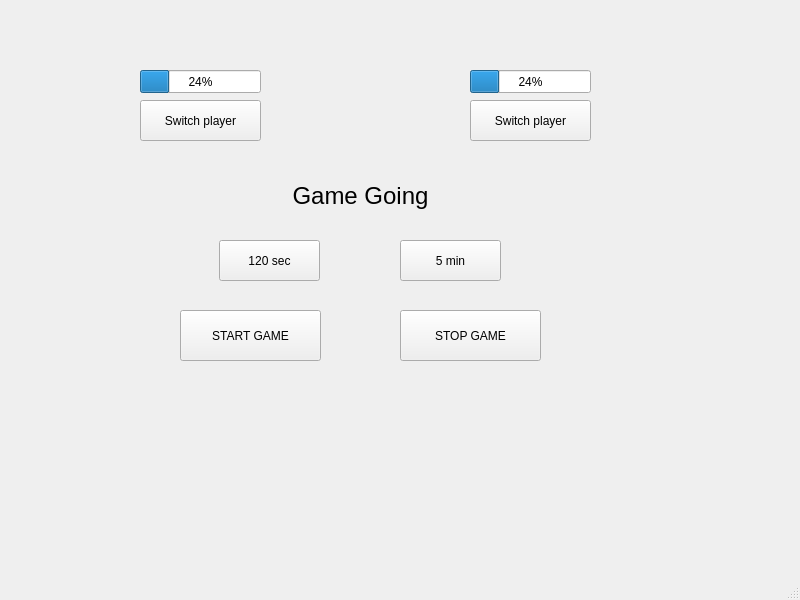
The window that kotitehtava7/mainwindow.ui (ArttuIivari/olio-ohjelmointi) describes before a commit, drawn with Qt 5.
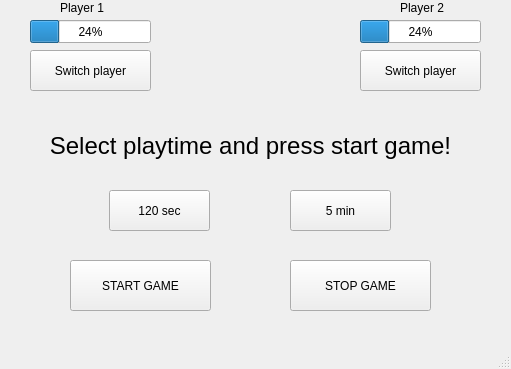
The same window after the commit.

Commit message: Kotitehtävä 7 valmis

```diff
--- a/kotitehtava7/mainwindow.ui
+++ b/kotitehtava7/mainwindow.ui
@@ -6,8 +6,8 @@
    <rect>
     <x>0</x>
     <y>0</y>
-    <width>800</width>
-    <height>600</height>
+    <width>511</width>
+    <height>369</height>
    </rect>
   </property>
   <property name="windowTitle">
@@ -17,8 +17,8 @@
    <widget class="QProgressBar" name="progressBarPlayer1">
     <property name="geometry">
      <rect>
-      <x>140</x>
-      <y>70</y>
+      <x>30</x>
+      <y>20</y>
       <width>121</width>
       <height>23</height>
      </rect>
@@ -30,8 +30,8 @@
    <widget class="QPushButton" name="btnSwitchPlayer1">
     <property name="geometry">
      <rect>
-      <x>140</x>
-      <y>100</y>
+      <x>30</x>
+      <y>50</y>
       <width>121</width>
       <height>41</height>
      </rect>
@@ -43,8 +43,8 @@
    <widget class="QProgressBar" name="progressBarPlayer2">
     <property name="geometry">
      <rect>
-      <x>470</x>
-      <y>70</y>
+      <x>360</x>
+      <y>20</y>
       <width>121</width>
       <height>23</height>
      </rect>
@@ -56,8 +56,8 @@
    <widget class="QPushButton" name="btnSwitchPlayer2">
     <property name="geometry">
      <rect>
-      <x>470</x>
-      <y>100</y>
+      <x>360</x>
+      <y>50</y>
       <width>121</width>
       <height>41</height>
      </rect>
@@ -69,9 +69,9 @@
    <widget class="QLabel" name="labelText">
     <property name="geometry">
      <rect>
-      <x>210</x>
-      <y>170</y>
-      <width>301</width>
+      <x>40</x>
+      <y>120</y>
+      <width>421</width>
       <height>51</height>
      </rect>
     </property>
@@ -82,7 +82,7 @@
      </font>
     </property>
     <property name="text">
-     <string>Game Going</string>
+     <string>Select playtime and press start game!</string>
     </property>
     <property name="alignment">
      <set>Qt::AlignCenter</set>
@@ -91,8 +91,8 @@
    <widget class="QPushButton" name="btnSetTimer120">
     <property name="geometry">
      <rect>
-      <x>219</x>
-      <y>240</y>
+      <x>109</x>
+      <y>190</y>
       <width>101</width>
       <height>41</height>
      </rect>
@@ -104,8 +104,8 @@
    <widget class="QPushButton" name="btnSetTimer300">
     <property name="geometry">
      <rect>
-      <x>400</x>
-      <y>240</y>
+      <x>290</x>
+      <y>190</y>
       <width>101</width>
       <height>41</height>
      </rect>
@@ -117,8 +117,8 @@
    <widget class="QPushButton" name="btnStart">
     <property name="geometry">
      <rect>
-      <x>180</x>
-      <y>310</y>
+      <x>70</x>
+      <y>260</y>
       <width>141</width>
       <height>51</height>
      </rect>
@@ -130,8 +130,8 @@
    <widget class="QPushButton" name="btnStop">
     <property name="geometry">
      <rect>
-      <x>400</x>
-      <y>310</y>
+      <x>290</x>
+      <y>260</y>
       <width>141</width>
       <height>51</height>
      </rect>
@@ -140,6 +140,32 @@
      <string>STOP GAME</string>
     </property>
    </widget>
+   <widget class="QLabel" name="label">
+    <property name="geometry">
+     <rect>
+      <x>60</x>
+      <y>0</y>
+      <width>71</width>
+      <height>16</height>
+     </rect>
+    </property>
+    <property name="text">
+     <string>Player 1</string>
+    </property>
+   </widget>
+   <widget class="QLabel" name="label_2">
+    <property name="geometry">
+     <rect>
+      <x>400</x>
+      <y>0</y>
+      <width>49</width>
+      <height>16</height>
+     </rect>
+    </property>
+    <property name="text">
+     <string>Player 2</string>
+    </property>
+   </widget>
   </widget>
   <widget class="QMenuBar" name="menubar">
    <property name="geometry">
```
Left out of the diff: 2 changed lines with no effect on the pictures. The commit also changes 2 other files.
